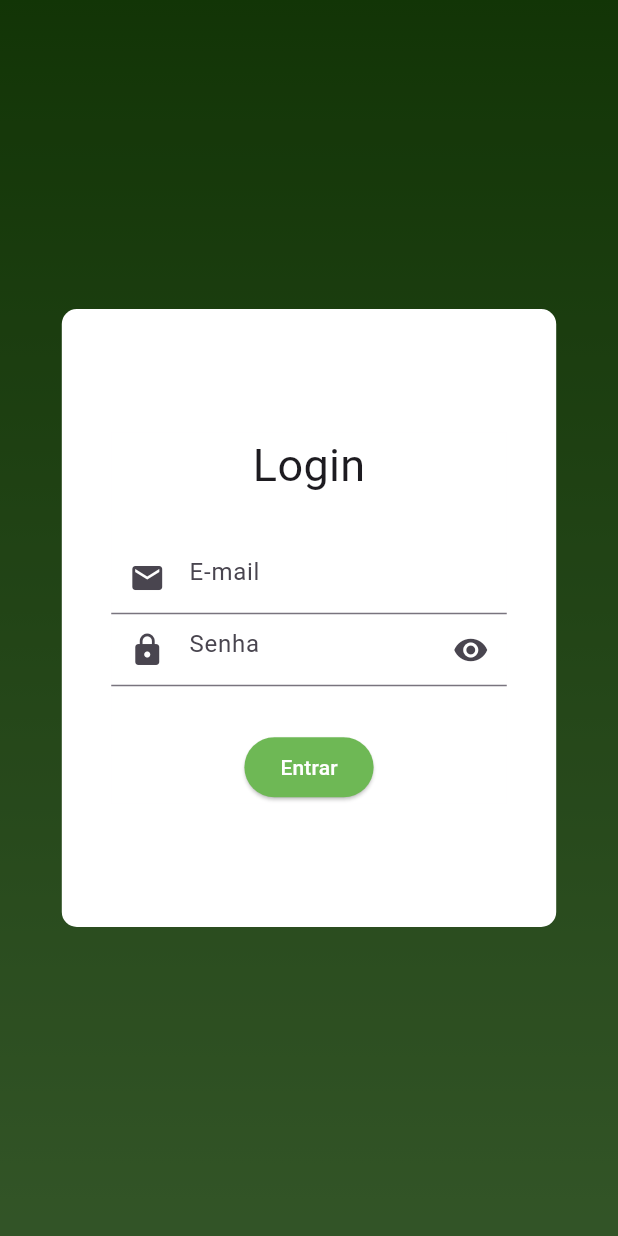
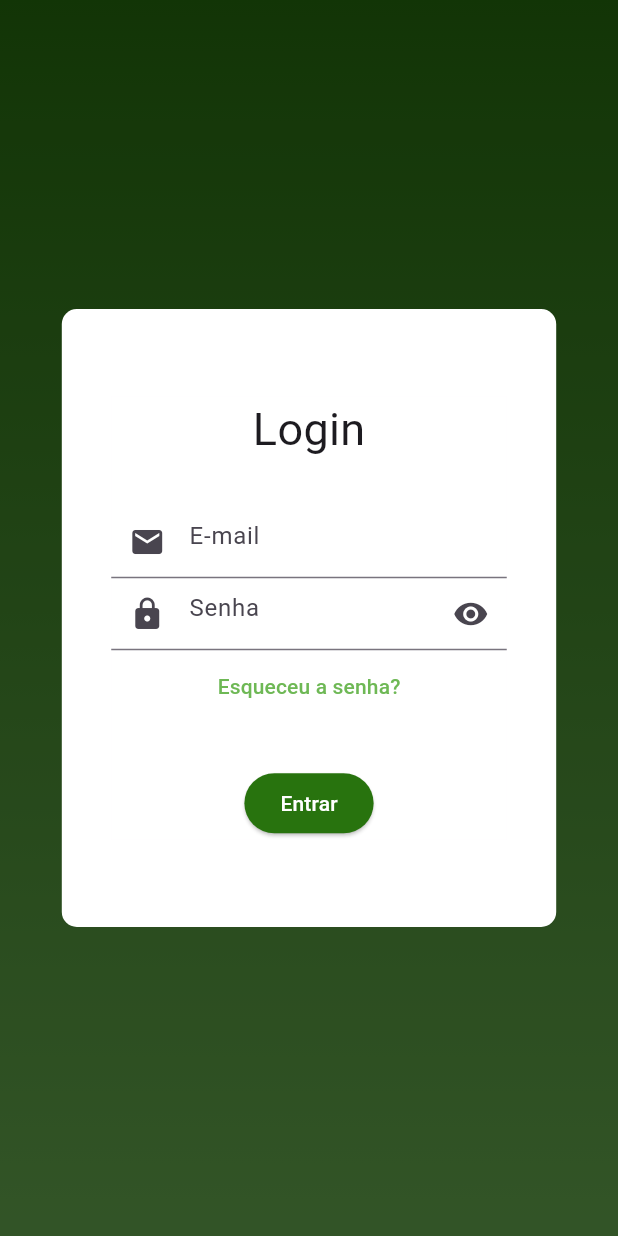
Before and after one commit to infodoug/dsi_2024_1, a Flutter app: the screen it shows after launch, after a tap on "Fazer login", on a phone screen of 412 x 824 dp. Run offline on Flutter 3.47's test engine with Material 3 defaults, Android fonts, the phone set to English and light mode, and no system bars; Roboto replaces fonts that are missing (OpenSans).

Commit message:
add logo

```diff
--- a/lib/loginpage.dart
+++ b/lib/loginpage.dart
@@ -115,6 +115,15 @@ class _CamposLoginState extends State<CamposLogin> {
                             }
                             return null;
                           }),
+                      TextButton(
+                        onPressed: () {},
+                        child: const Text(
+                          'Esqueceu a senha?',
+                          style: TextStyle(
+                            color: Color(0xFF6EB855),
+                          ),
+                        ),
+                      ),
                       const SizedBox(
                         height: 30,
                       ),
@@ -124,7 +133,7 @@ class _CamposLoginState extends State<CamposLogin> {
                         },
                         style: const ButtonStyle(
                           backgroundColor: MaterialStatePropertyAll(
-                            Color(0xFF6EB855),
+                            Color(0xFF28730E),
                           ),
                           foregroundColor: MaterialStatePropertyAll(
                             Colors.white,
--- a/lib/main.dart
+++ b/lib/main.dart
@@ -13,6 +13,9 @@
   @override
   Widget build(BuildContext context) {
     return MaterialApp(
+      theme: ThemeData(
+        fontFamily: 'OpenSans',
+      ),
       initialRoute: '/',
       routes: {
         '/': (context) => AuthenticationPage(
@@ -52,6 +55,7 @@
           child: Column(
             mainAxisAlignment: MainAxisAlignment.center,
             children: [
+              Image.asset('assets/images/logo-1.png'),
               ElevatedButton(
                 onPressed: () {
                   showLoginCard();
--- a/pubspec.yaml
+++ b/pubspec.yaml
@@ -60,7 +60,8 @@ flutter:
   uses-material-design: true
 
   # To add assets to your application, add an assets section, like this:
-  # assets:
+  assets:
+    - assets/images/
   #   - images/a_dot_burr.jpeg
   #   - images/a_dot_ham.jpeg
 
```
Also changed, not shown: assets/images/logo-1.png (added), assets/images/logo-2.png (added).
